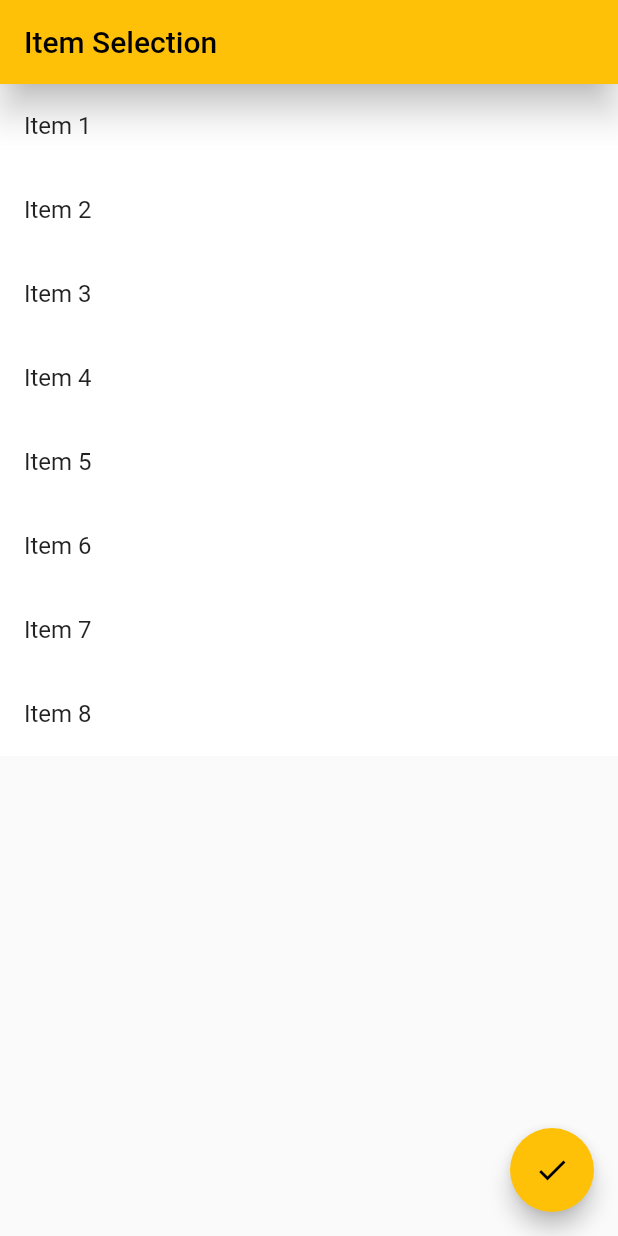
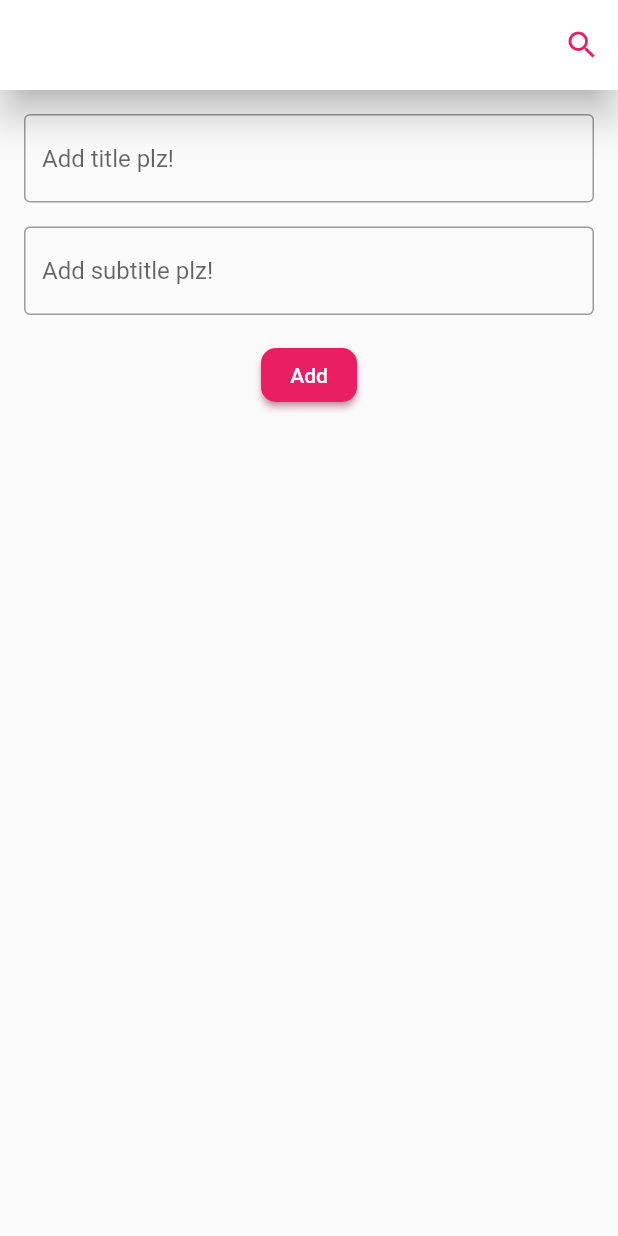
Before and after one commit to Sazzad-Hossain-Sobuj/Module-9-to-12, a Flutter app: the screen it shows after launch, on a phone screen of 412 x 824 dp. Run offline on Flutter 3.47's test engine with Material 2 defaults, Android fonts, the phone set to English and light mode, and no system bars.

Commit message:
module 10 assignment

```diff
--- /dev/null
+++ b/lib/home_page.dart
@@ -0,0 +1,175 @@
+import 'package:flutter/cupertino.dart';
+import 'package:flutter/material.dart';
+import 'package:m9_m12_all/style.dart';
+import 'item_list.dart';
+
+class HomePage extends StatefulWidget {
+  const HomePage({Key? key}) : super(key: key);
+
+  @override
+  State<HomePage> createState() => _HomePageState();
+}
+
+class _HomePageState extends State<HomePage> {
+  TextEditingController titleController = TextEditingController();
+  TextEditingController subtitleController = TextEditingController();
+
+  List<ListItem> Items = [];
+
+  @override
+  Widget build(BuildContext context) {
+    return Scaffold(
+      appBar: AppBar(
+        toolbarHeight: 60,
+        backgroundColor: Colors.white,
+        elevation: 10,
+        actions: [
+          IconButton(
+            onPressed: () {},
+            icon: Icon(Icons.search),
+            color: Colors.pink,
+          )
+        ],
+      ),
+      body: Column(
+        children: <Widget>[
+          Padding(
+            padding: EdgeInsets.all(16.0),
+            child: Column(
+              children: <Widget>[
+                TextFormField(
+                    controller: titleController,
+                    decoration: TodoInputDecration('Add title plz!')),
+                SizedBox(height: 16),
+                TextFormField(
+                    controller: subtitleController,
+                    decoration: TodoInputDecration('Add subtitle plz!')),
+                SizedBox(height: 16),
+                ElevatedButton(
+                  style: AddEditButtonStyle(),
+                  onPressed: () {
+                    setState(() {
+                      Items.add(
+                        ListItem(
+                          title: titleController.text,
+                          subtitle: subtitleController.text,
+                        ),
+                      );
+                      titleController.clear();
+                      subtitleController.clear();
+                    });
+                  },
+                  child: Text('Add'),
+                ),
+              ],
+            ),
+          ),
+          Expanded(
+            child: ListView.builder(
+              itemCount: Items.length,
+              itemBuilder: (context, index) {
+                return Padding(
+                  padding:
+                      EdgeInsets.only(left: 12, top: 3, bottom: 3, right: 12),
+                  child: Card(
+                    elevation: 8,
+                    child: ListTile(
+                      title: Text(
+                        Items[index].title,
+                        style: Theme.of(context).textTheme.titleMedium,
+                      ),
+                      subtitle: Text(Items[index].subtitle),
+                      trailing: Icon(Icons.arrow_forward_outlined),
+                      onLongPress: () {
+                        _showEditDeleteDialog(context, index);
+                      },
+                    ),
+                  ),
+                );
+              },
+            ),
+          ),
+        ],
+      ),
+    );
+  }
+
+  void _showEditDeleteDialog(BuildContext context, int index) {
+    showDialog(
+      context: context,
+      builder: (BuildContext context) {
+        return AlertDialog(
+          title: Text('ALERT!'),
+          content: Row(
+            mainAxisAlignment: MainAxisAlignment.spaceBetween,
+            children: [
+              TextButton(
+                onPressed: () {
+                  Navigator.of(context).pop();
+                  _showEditItemDialog(index);
+                },
+                child: Text('EDIT'),
+              ),
+              TextButton(
+                onPressed: () {
+                  setState(() {
+                    Items.removeAt(index);
+                    Navigator.of(context).pop();
+                  });
+                },
+                child: Text('DELETE'),
+              ),
+            ],
+          ),
+        );
+      },
+    );
+  }
+
+  void _showEditItemDialog(int index) {
+    String updatedTitle = Items[index].title;
+    String updatedSubtitle = Items[index].subtitle;
+
+    showModalBottomSheet(
+      context: context,
+      builder: (BuildContext context) {
+        return Padding(
+          padding: EdgeInsets.all(10),
+          child: Column(
+            children: [
+              TextFormField(
+                initialValue: updatedTitle,
+                onChanged: (value) {
+                  updatedTitle = value;
+                },
+                decoration: TodoEditInputDecoration(),
+              ),
+              SizedBox(height: 10),
+              TextFormField(
+                initialValue: updatedSubtitle,
+                onChanged: (value) {
+                  updatedSubtitle = value;
+                },
+                decoration: TodoEditInputDecoration(),
+              ),
+              SizedBox(height: 16),
+              ElevatedButton(
+                style: AddEditButtonStyle(),
+                onPressed: () {
+                  setState(() {
+                    Items[index] = ListItem(
+                      title: updatedTitle,
+                      subtitle: updatedSubtitle,
+                    );
+                    Navigator.of(context).pop();
+                  });
+                },
+                child: Text('Edit Done'),
+              ),
+            ],
+          ),
+        );
+      },
+    );
+  }
+}
--- /dev/null
+++ b/lib/item_list.dart
@@ -0,0 +1,8 @@
+class ListItem {
+  final String title;
+  final String subtitle;
+
+  ListItem({
+    required this.title,
+    required this.subtitle});
+}
--- a/lib/main.dart
+++ b/lib/main.dart
@@ -1,18 +1,17 @@
 import 'package:flutter/material.dart';
 
-import 'selection_screen.dart';
-
+import 'home_page.dart';
 void main() {
-  runApp(MyApp());
+  runApp(ToDoApp());
 }
 
-class MyApp extends StatelessWidget {
+class ToDoApp extends StatelessWidget {
   @override
   Widget build(BuildContext context) {
     return MaterialApp(
+      theme: ThemeData(primarySwatch: Colors.pink),
       debugShowCheckedModeBanner: false,
-      theme: ThemeData(primarySwatch: Colors.amber),
-      home: SelectionScreen(),
+      home: HomePage(),
     );
   }
 }
--- a/lib/selection_screen.dart
+++ /dev/null
@@ -1,79 +0,0 @@
-
-import 'package:flutter/cupertino.dart';
-import 'package:flutter/material.dart';
-
-class SelectionScreen extends StatefulWidget {
-  @override
-  _SelectionScreenState createState() => _SelectionScreenState();
-}
-
-class _SelectionScreenState extends State<SelectionScreen> {
-
-  List<String> items = [
-    'Item 1',
-    'Item 2',
-    'Item 3',
-    'Item 4',
-    'Item 5',
-    'Item 6',
-    'Item 7',
-    'Item 8'
-  ];
-
-  List<bool> selected = [false, false, false, false, false, false, false, false];
-
-  void itemSelection(int index) {
-    selected[index] = !selected[index];
-    setState(() {
-    });
-  }
-
-  void showSelectionDialog() {
-    int selectedCount = selected.where((item) => item).length;
-    showDialog(
-      context: context,
-      builder: (context) {
-        return AlertDialog(
-          title: Text('Selected Items'),
-          content: Text('Totals number of  selected items: $selectedCount'),
-          actions: [
-            TextButton(
-              onPressed: () {
-                Navigator.of(context).pop();
-              },
-              child: Text('Close'),
-            ),
-          ],
-        );
-      },
-    );
-  }
-
-  @override
-  Widget build(BuildContext context) {
-    return Scaffold(
-      appBar: AppBar(
-        title: Text('Item Selection'),
-        elevation: 10,
-      ),
-      body: ListView.builder(
-        itemCount: items.length,
-        itemBuilder: (context, index) {
-          return ListTile(
-            title: Text(items[index]),
-            tileColor: selected[index] ? Colors.amber : Colors.white,
-            onTap: () {
-              itemSelection(index);
-            },
-          );
-        },
-      ),
-      floatingActionButton: FloatingActionButton(
-        onPressed: () {
-          showSelectionDialog();
-        },
-        child: Icon(Icons.check),
-      ),
-    );
-  }
-}
```
Also changed, not shown: lib/style.dart (+9 -18 lines).
